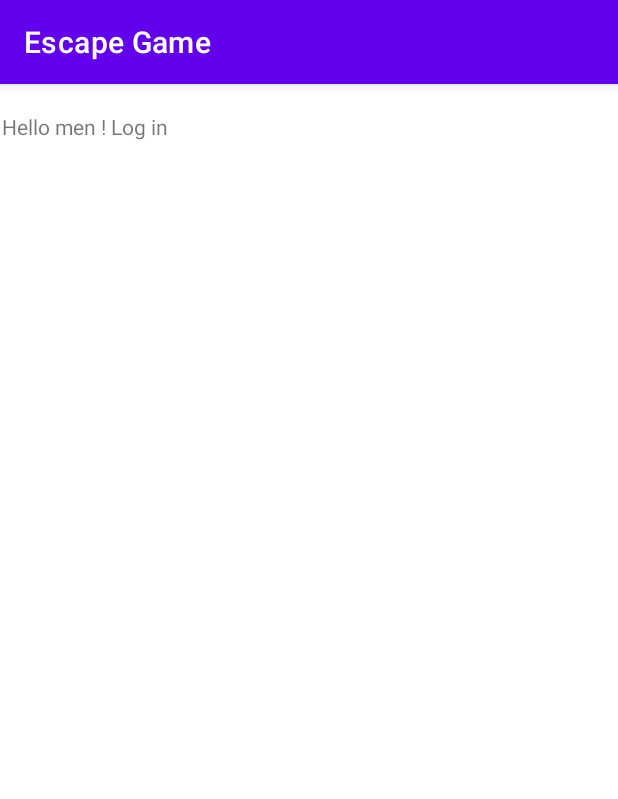
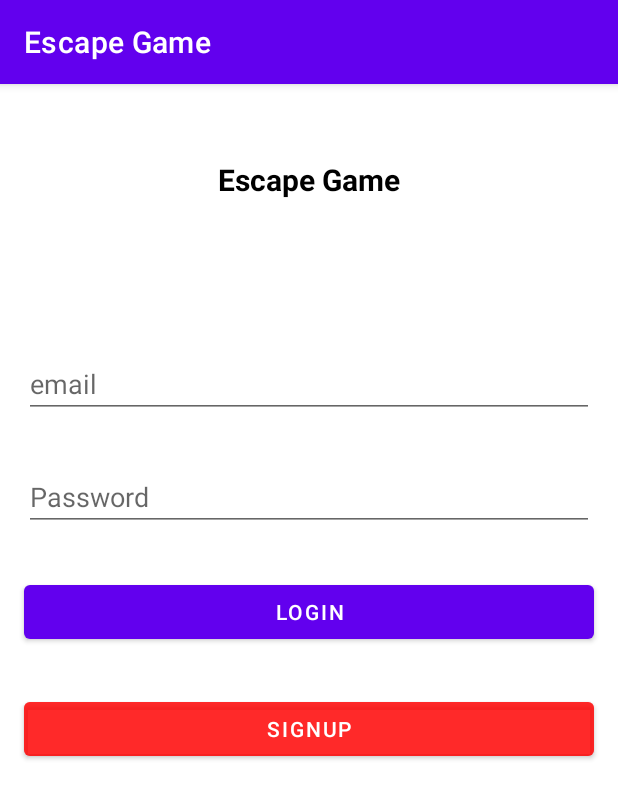
Before and after one commit to nourgroup/escape_game_test, an Android app: the screen it shows after launch (MainActivity), on a phone screen of 412 x 824 dp. Shown: the top 799 px of the screen. Run offline under Robolectric (Android 15) with nearby library versions, the phone set to English and light mode, and no system bars.

Commit message:
add Login and sign up ui

```diff
--- a/app/src/main/java/fr/mastergime/meghasli/escapegame/ui/fragments/LogFragment.kt
+++ b/app/src/main/java/fr/mastergime/meghasli/escapegame/ui/fragments/LogFragment.kt
@@ -5,6 +5,8 @@ import android.view.LayoutInflater
 import android.view.View
 import android.view.ViewGroup
 import androidx.fragment.app.Fragment
+import androidx.navigation.fragment.findNavController
+import fr.mastergime.meghasli.escapegame.R
 import fr.mastergime.meghasli.escapegame.databinding.FragmentLogBinding
 import fr.mastergime.meghasli.escapegame.databinding.FragmentSplashBinding
 
@@ -24,5 +26,10 @@ class LogFragment : Fragment() {
     override fun onViewCreated(view: View, savedInstanceState: Bundle?) {
         super.onViewCreated(view, savedInstanceState)
 
+        binding.btnSignup.setOnClickListener {
+
+            findNavController().navigate(R.id.action_logFragment_to_signUpFragment)
+        }
+
     }
 }
--- a/app/src/main/java/fr/mastergime/meghasli/escapegame/ui/fragments/SplashFragment.kt
+++ b/app/src/main/java/fr/mastergime/meghasli/escapegame/ui/fragments/SplashFragment.kt
@@ -1,6 +1,9 @@
 package fr.mastergime.meghasli.escapegame.ui.fragments
 
+import android.content.Intent
 import android.os.Bundle
+import android.os.Handler
+import android.os.Looper
 import android.view.LayoutInflater
 import android.view.View
 import android.view.ViewGroup
@@ -26,7 +29,12 @@ class SplashFragment : Fragment() {
     override fun onViewCreated(view: View, savedInstanceState: Bundle?) {
         super.onViewCreated(view, savedInstanceState)
 
-        findNavController().navigate(R.id.action_splashFragment_to_logFragment)
+
+        Handler(Looper.getMainLooper()).postDelayed({
+            // Your Code
+            findNavController().navigate(R.id.action_splashFragment_to_logFragment)
+        }, 3000)
+
 
 
     }
--- a/app/src/main/res/layout/fragment_log.xml
+++ b/app/src/main/res/layout/fragment_log.xml
@@ -6,15 +6,87 @@
     android:layout_height="match_parent"
     xmlns:app="http://schemas.android.com/apk/res-auto">
 
+    <EditText
+        android:id="@+id/edt_email"
+        android:layout_width="0dp"
+        android:layout_height="wrap_content"
+        android:layout_marginStart="16dp"
+        android:layout_marginTop="100dp"
+        android:layout_marginEnd="16dp"
+        android:ems="10"
+        android:hint="email"
+        android:inputType="textEmailAddress"
+        app:layout_constraintEnd_toEndOf="parent"
+        app:layout_constraintStart_toStartOf="parent"
+        app:layout_constraintTop_toBottomOf="@+id/textView" />
+
     <TextView
-        android:layout_width="wrap_content"
+        android:id="@+id/textView"
+        android:layout_width="0dp"
         android:layout_height="wrap_content"
-        android:layout_marginEnd="299dp"
-        android:layout_marginBottom="712dp"
-        android:text="Hello men ! Log in"
-        app:layout_constraintBottom_toBottomOf="parent"
+        android:layout_marginStart="16dp"
+        android:layout_marginTop="50dp"
+        android:layout_marginEnd="16dp"
+        android:gravity="center_horizontal"
+        android:text="Escape Game"
+        android:textColor="@color/black"
+        android:textSize="20sp"
+        android:textStyle="bold"
         app:layout_constraintEnd_toEndOf="parent"
         app:layout_constraintStart_toStartOf="parent"
         app:layout_constraintTop_toTopOf="parent" />
 
+    <EditText
+        android:id="@+id/edt_password"
+        android:layout_width="0dp"
+        android:layout_height="wrap_content"
+        android:layout_marginStart="16dp"
+        android:layout_marginTop="30dp"
+        android:layout_marginEnd="16dp"
+        android:ems="10"
+        android:hint="Password"
+        android:inputType="textPassword"
+        app:layout_constraintEnd_toEndOf="parent"
+        app:layout_constraintStart_toStartOf="parent"
+        app:layout_constraintTop_toBottomOf="@+id/edt_email" />
+
+    <Button
+        android:id="@+id/btn_login"
+        android:layout_width="0dp"
+        android:layout_height="wrap_content"
+        android:layout_marginStart="16dp"
+        android:layout_marginTop="30dp"
+        android:layout_marginEnd="16dp"
+        android:text="Login"
+        app:layout_constraintEnd_toEndOf="parent"
+        app:layout_constraintStart_toStartOf="parent"
+        app:layout_constraintTop_toBottomOf="@+id/edt_password" />
+
+    <Button
+        android:id="@+id/btn_signup"
+        android:layout_width="0dp"
+        android:layout_height="wrap_content"
+        android:layout_marginStart="16dp"
+        android:layout_marginTop="30dp"
+        android:layout_marginEnd="16dp"
+        android:backgroundTint="#99FF0000"
+        android:text="SignUp"
+        app:layout_constraintEnd_toEndOf="parent"
+        app:layout_constraintStart_toStartOf="parent"
+        app:layout_constraintTop_toBottomOf="@+id/btn_login" />
+
+    <ProgressBar
+        android:id="@+id/progressBar"
+        android:visibility="invisible"
+        style="?android:attr/progressBarStyle"
+        android:layout_width="wrap_content"
+        android:layout_height="wrap_content"
+        android:layout_marginTop="16dp"
+        android:layout_marginBottom="16dp"
+        app:layout_constraintBottom_toBottomOf="parent"
+        app:layout_constraintEnd_toEndOf="parent"
+        app:layout_constraintStart_toStartOf="parent"
+        app:layout_constraintTop_toBottomOf="@+id/btn_signup"
+        app:layout_constraintVertical_bias="0.5" />
+
 </androidx.constraintlayout.widget.ConstraintLayout>
--- a/app/src/main/res/navigation/nav_graph.xml
+++ b/app/src/main/res/navigation/nav_graph.xml
@@ -1,6 +1,7 @@
 <?xml version="1.0" encoding="utf-8"?>
 <navigation xmlns:android="http://schemas.android.com/apk/res/android"
     xmlns:app="http://schemas.android.com/apk/res-auto"
+    xmlns:tools="http://schemas.android.com/tools"
     android:id="@+id/nav_graph"
     app:startDestination="@id/splashFragment">
 
@@ -15,5 +16,14 @@
     <fragment
         android:id="@+id/logFragment"
         android:name="fr.mastergime.meghasli.escapegame.ui.fragments.LogFragment"
-        android:label="LogFragment" />
+        android:label="LogFragment" >
+        <action
+            android:id="@+id/action_logFragment_to_signUpFragment"
+            app:destination="@id/signUpFragment" />
+    </fragment>
+    <fragment
+        android:id="@+id/signUpFragment"
+        android:name="fr.mastergime.meghasli.escapegame.ui.fragments.SignUpFragment"
+        android:label="fragment_sign_up"
+        tools:layout="@layout/fragment_sign_up" />
 </navigation>
```
Also changed, not shown: app/src/main/java/fr/mastergime/meghasli/escapegame/ui/fragments/SignUpFragment.kt (+32 -1 lines), app/src/main/res/layout/fragment_sign_up.xml (added, +107 -0 lines), app/src/main/res/layout/fragment_splash.xml (+5 -5 lines), app/src/main/res/drawable/logo.png (added).
